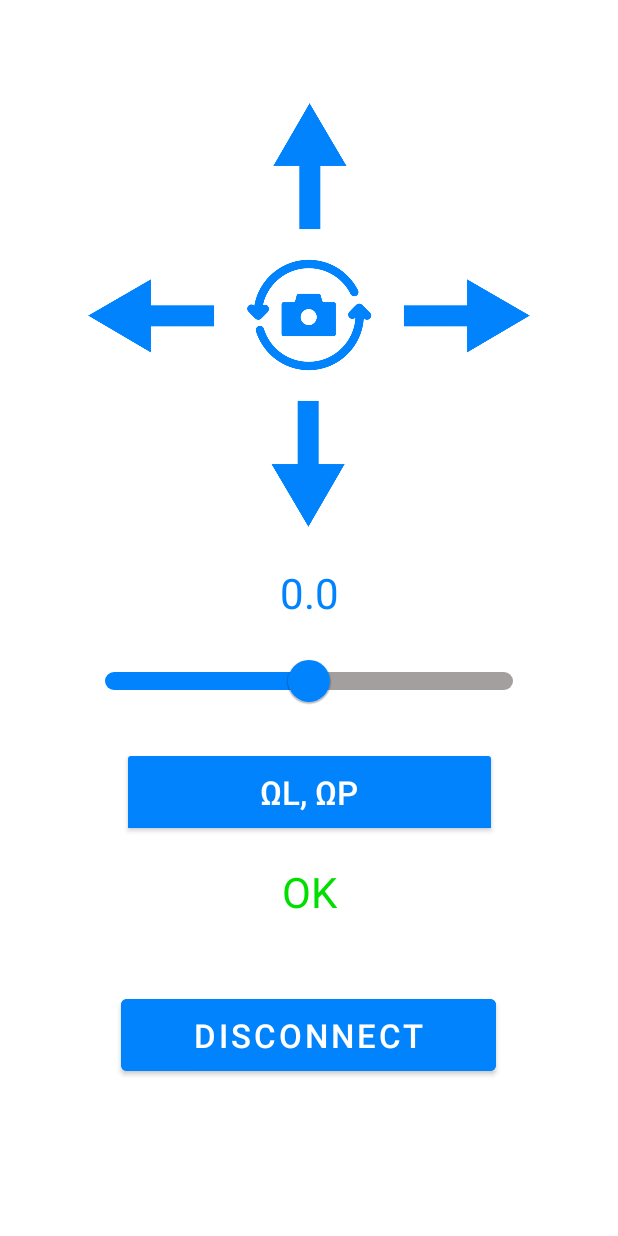
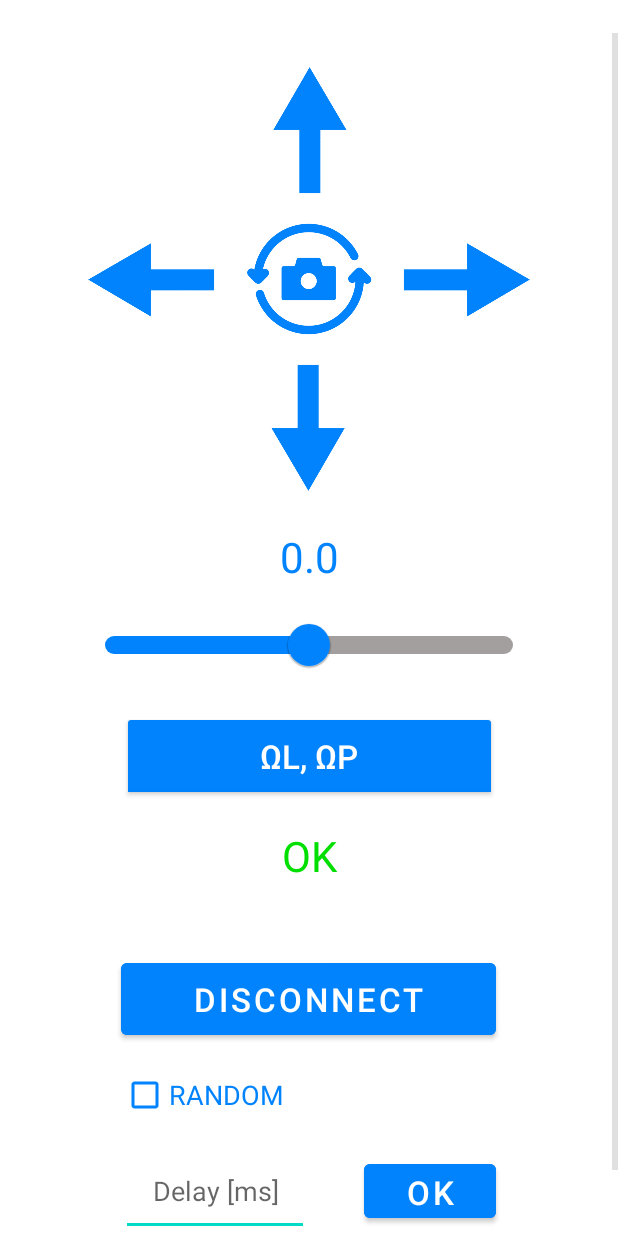
Before and after one commit to DominikBogielczyk/RobotVisualization, an Android app: the layout activity_main.xml on its own in the app's theme, with its tools: preview values and no code run, on a phone screen of 412 x 824 dp. Run offline under Robolectric (Android 15) with nearby library versions, the phone set to English and light mode, and no system bars.

Commit message:
Extra delay from user

```diff
--- a/RobotControlApp/app/build.gradle
+++ b/RobotControlApp/app/build.gradle
@@ -14,6 +14,10 @@ android {
         versionName "1.0"
 
         testInstrumentationRunner "androidx.test.runner.AndroidJUnitRunner"
+    }
+
+    buildFeatures{
+        viewBinding true
     }
 
     buildTypes {
--- a/RobotControlApp/app/src/main/AndroidManifest.xml
+++ b/RobotControlApp/app/src/main/AndroidManifest.xml
@@ -5,7 +5,6 @@
     <uses-permission android:name="android.permission.BLUETOOTH"/>
     <uses-permission android:name="android.permission.BLUETOOTH_CONNECT" tools:remove="android:maxSdkVersion"/>
     <uses-permission android:name="android.permission.BLUETOOTH_ADMIN" tools:remove="android:maxSdkVersion"/>
-
     <uses-permission android:name="android.permission.BLUETOOTH_SCAN" />
 
     <application
--- a/RobotControlApp/app/src/main/res/layout/activity_main.xml
+++ b/RobotControlApp/app/src/main/res/layout/activity_main.xml
@@ -4,10 +4,29 @@
     xmlns:app="http://schemas.android.com/apk/res-auto"
     xmlns:tools="http://schemas.android.com/tools"
     android:layout_width="match_parent"
-    android:layout_height="match_parent">
+    android:layout_height="match_parent"
+    android:animateLayoutChanges="true"
+    android:fillViewport="true">">
+
     <androidx.constraintlayout.widget.ConstraintLayout
         android:layout_width="match_parent"
-    android:layout_height="match_parent">
+        android:layout_height="wrap_content"
+        android:animateLayoutChanges="true">
+
+        <Button
+            android:id="@+id/buttonOK"
+            android:layout_width="wrap_content"
+            android:layout_height="wrap_content"
+            android:layout_alignParentStart="true"
+            android:layout_alignParentLeft="true"
+            android:height="10dp"
+            android:backgroundTint="@color/blue"
+            android:onClick="ok"
+            android:text="OK"
+            android:textSize="@dimen/textSizeBig"
+            app:layout_constraintBottom_toBottomOf="@+id/delayTextInput"
+            app:layout_constraintEnd_toEndOf="@+id/buttonDisconnect"
+            app:layout_constraintTop_toTopOf="@+id/delayTextInput" />
 
         <ImageView
             android:id="@+id/imageCamera"
@@ -90,14 +109,13 @@
             android:onClick="disconnect"
             android:text="@string/disconnect"
             android:textSize="@dimen/textSizeBig"
-        app:layout_constraintBottom_toBottomOf="parent"
             app:layout_constraintEnd_toEndOf="parent"
             app:layout_constraintHorizontal_bias="0.497"
             app:layout_constraintStart_toStartOf="parent"
             app:layout_constraintTop_toBottomOf="@+id/imageDown" />
 
         <Button
-        android:id="@+id/buttonStop"
+            android:id="@+id/stopButton"
             android:layout_width="@dimen/buttonHalfWidth"
             android:layout_height="@dimen/buttonHeight"
             android:layout_alignParentStart="true"
@@ -203,21 +221,22 @@
             android:layout_width="300dp"
             android:layout_height="25dp"
             android:layout_marginTop="70dp"
+            android:contentDescription="@string/slider"
+            android:stepSize="0.1"
+            android:value="0.0"
             android:valueFrom="-25.0"
             android:valueTo="25.0"
-        android:stepSize="0.1"
-        android:value="0.0"
+            app:haloColor="@color/blue"
             app:labelBehavior="gone"
+            app:layout_constraintEnd_toEndOf="parent"
+            app:layout_constraintStart_toStartOf="parent"
+            app:layout_constraintTop_toBottomOf="@+id/imageDown"
+            app:thumbColor="@color/blue"
+            app:thumbRadius="14dp"
             app:tickVisible="false"
             app:trackColorActive="@color/blue"
             app:trackColorInactive="@color/grey"
-        app:thumbColor="@color/blue"
-        app:thumbRadius="14dp"
-        app:trackHeight="12dp"
-        app:haloColor="@color/blue"
-        app:layout_constraintEnd_toEndOf="parent"
-        app:layout_constraintStart_toStartOf="parent"
-        app:layout_constraintTop_toBottomOf="@+id/imageDown" />
+            app:trackHeight="12dp" />
 
         <com.google.android.material.slider.Slider
             android:id="@+id/sliderLeft"
@@ -227,9 +246,9 @@
             android:layout_marginEnd="@dimen/sliderLeftRight"
             android:rotation="-90"
             android:stepSize="0.1"
+            android:value="0.0"
             android:valueFrom="-25.0"
             android:valueTo="25.0"
-        android:value="0.0"
             android:visibility="invisible"
             app:haloColor="@color/blue"
             app:labelBehavior="gone"
@@ -250,9 +269,9 @@
             android:layout_marginTop="@dimen/sliderTop"
             android:rotation="-90"
             android:stepSize="0.1"
+            android:value="0.0"
             android:valueFrom="-25.0"
             android:valueTo="25.0"
-        android:value="0.0"
             android:visibility="invisible"
             app:haloColor="@color/blue"
             app:labelBehavior="gone"
@@ -265,5 +284,40 @@
             app:trackColorInactive="@color/grey"
             app:trackHeight="12dp" />
 
+        <EditText
+            android:id="@+id/delayTextInput"
+            android:layout_width="@dimen/buttonHalfWidth"
+            android:layout_height="@dimen/buttonHeight"
+            android:layout_marginTop="10dp"
+            android:ems="10"
+            android:hint="@string/delayHint"
+            android:inputType="textPersonName"
+            android:textAlignment="center"
+            android:textColor="@color/blue"
+            android:textSize="@dimen/textSize"
+            app:layout_constraintStart_toStartOf="@+id/buttonDisconnect"
+            app:layout_constraintTop_toBottomOf="@+id/checkBoxRandom" />
+
+        <CheckBox
+            android:id="@+id/checkBoxRandom"
+            android:layout_width="wrap_content"
+            android:layout_height="wrap_content"
+            android:layout_marginTop="10dp"
+            android:buttonTint="@color/blue"
+            android:text="@string/random"
+            android:textColor="@color/blue"
+            android:textSize="@dimen/textSize"
+            app:layout_constraintStart_toStartOf="@+id/buttonDisconnect"
+            app:layout_constraintTop_toBottomOf="@+id/buttonDisconnect" />
+
+        <Button
+            android:id="@+id/button"
+            android:layout_width="wrap_content"
+            android:layout_height="wrap_content"
+            android:text="Button"
+            android:visibility="invisible"
+            app:layout_constraintStart_toStartOf="@+id/delayTextInput"
+            app:layout_constraintTop_toBottomOf="@+id/delayTextInput" />
+
     </androidx.constraintlayout.widget.ConstraintLayout>
 </ScrollView>
--- a/RobotControlApp/app/src/main/res/values-night/themes.xml
+++ b/RobotControlApp/app/src/main/res/values-night/themes.xml
@@ -1,6 +1,6 @@
 <resources xmlns:tools="http://schemas.android.com/tools">
     <!-- Base application theme. -->
-    <style name="Theme.RobotControl" parent="Theme.MaterialComponents.DayNight.DarkActionBar">
+    <style name="Theme.RobotControl" parent="Theme.MaterialComponents.DayNight.NoActionBar">
         <!-- Primary brand color. -->
         <item name="colorPrimary">@color/purple_200</item>
         <item name="colorPrimaryVariant">@color/purple_700</item>
@@ -12,5 +12,6 @@
         <!-- Status bar color. -->
         <item name="android:statusBarColor" tools:targetApi="l">?attr/colorPrimaryVariant</item>
         <!-- Customize your theme here. -->
+        <item name="android:windowFullscreen">true</item>
     </style>
 </resources>
--- a/RobotControlApp/app/src/main/res/values/dimensions.xml
+++ b/RobotControlApp/app/src/main/res/values/dimensions.xml
@@ -16,9 +16,10 @@
     <dimen name="arrowHeight">100dp</dimen>
     <dimen name="cameraWidth">100dp</dimen>
     <dimen name="cameraHeight">100dp</dimen>
-    <dimen name="textSize">18dp</dimen>
-    <dimen name="textSizeBig">22dp</dimen>
-    <dimen name="textSizeHuge">28dp</dimen>
+    <dimen name="textSizeSmall">10sp</dimen>
+    <dimen name="textSize">18sp</dimen>
+    <dimen name="textSizeBig">22sp</dimen>
+    <dimen name="textSizeHuge">28sp</dimen>
     <dimen name="sliderTop">220dp</dimen>
     <dimen name="sliderLeftRight">175dp</dimen>
 </resources>
--- a/RobotControlApp/app/src/main/res/values/strings.xml
+++ b/RobotControlApp/app/src/main/res/values/strings.xml
@@ -10,6 +10,13 @@
     <string name="right">➡</string>
     <string name="disconnect">disconnect</string>
     <string name="stop">stop</string>
+    <string name="random">RANDOM</string>
+    <string name="delayHint">Delay [ms]</string>
+    <string name="slider">slider</string>
+    <string name="infoText">%1$s - Connection %2$s</string>
+    <string name="delayTime">%1$s ms</string>
+
+
 
 
 </resources>
--- a/RobotControlApp/app/src/main/res/values/themes.xml
+++ b/RobotControlApp/app/src/main/res/values/themes.xml
@@ -1,6 +1,6 @@
 <resources xmlns:tools="http://schemas.android.com/tools">
     <!-- Base application theme. -->
-    <style name="Theme.RobotControl" parent="Theme.MaterialComponents.DayNight.DarkActionBar">
+    <style name="Theme.RobotControl" parent="Theme.MaterialComponents.DayNight.NoActionBar">
         <!-- Primary brand color. -->
         <item name="colorPrimary">@color/purple_500</item>
         <item name="colorPrimaryVariant">@color/purple_700</item>
@@ -12,5 +12,6 @@
         <!-- Status bar color. -->
         <item name="android:statusBarColor" tools:targetApi="l">?attr/colorPrimaryVariant</item>
         <!-- Customize your theme here. -->
+        <item name="android:windowFullscreen">true</item>
     </style>
 </resources>
```
Also changed, not shown: RobotControlApp/app/src/main/java/com/example/robotcontrol/ConfigurationActivity.kt (+26 -34 lines), RobotControlApp/app/src/main/java/com/example/robotcontrol/MainActivity.kt (+162 -148 lines), 2 other files. Lines whose indentation alone changed are shown as unchanged.
